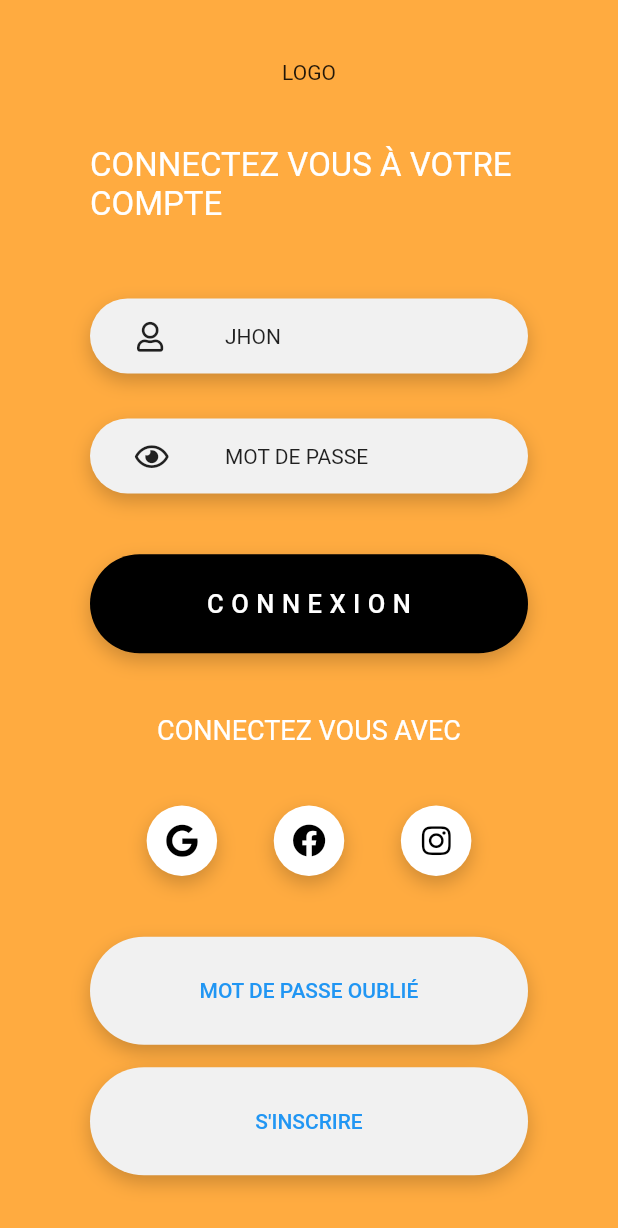
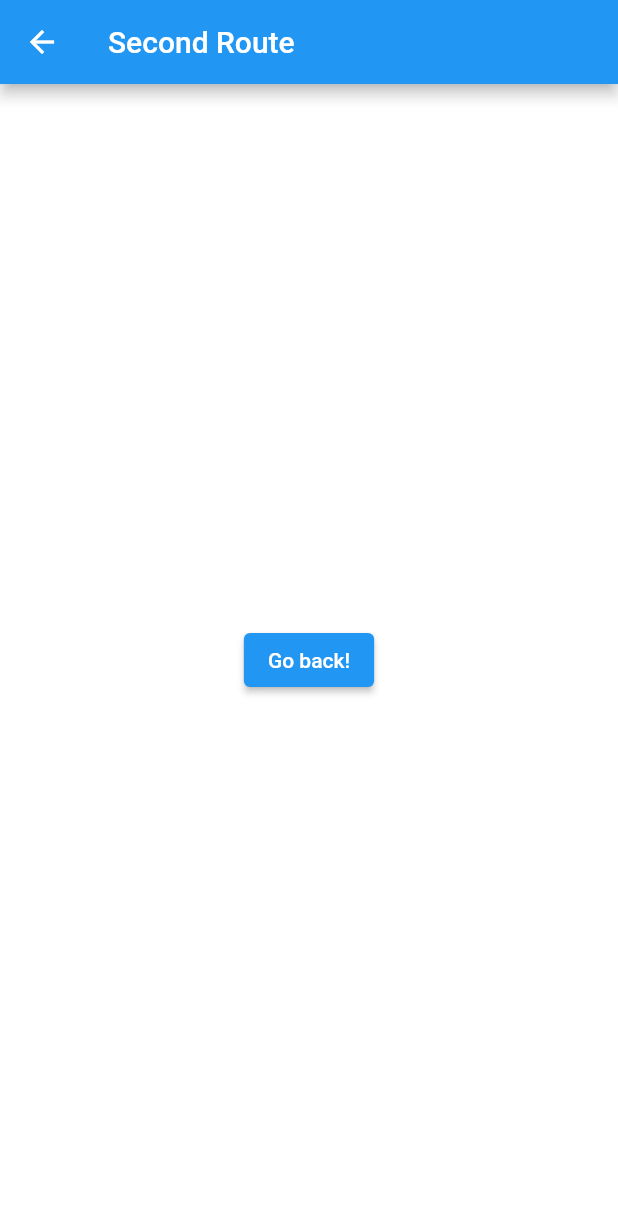
Before and after one commit to houdja/connexion, a Flutter app: the screen it shows after launch, after a tap on "CONNEXION", on a phone screen of 412 x 824 dp. Shown: the top 1228 px of the screen. Run offline on Flutter 3.47's test engine with Material 2 defaults, Android fonts, the phone set to English and light mode, and no system bars; our stand-ins replace font_awesome_flutter; Roboto replaces fonts that are missing (Maven Pro).

Commit message:
Creation d'un widget social pour genérer une icone de reseaux social + creation de la page inscription + création du fichier Mybutton.dart

```diff
--- /dev/null
+++ b/lib/Mybutton.dart
@@ -0,0 +1,49 @@
+import 'package:flutter/material.dart';
+
+class Mybutton extends StatelessWidget {
+  Color c;
+  Color c2;
+  String text;
+  double marge;
+  Widget route;
+
+  Mybutton(this.c, this.c2, this.text, this.marge, this.route);
+
+  @override
+  Widget build(BuildContext context) {
+    return Container(
+      margin: EdgeInsets.only(bottom: marge),
+      decoration: BoxDecoration(
+        color: c,
+        borderRadius: BorderRadius.circular(50),
+        boxShadow: [
+          BoxShadow(
+            color: Colors.black.withOpacity(0.2),
+            spreadRadius: 0,
+            blurRadius: 10,
+            offset: Offset(0, 5), // changes position of shadow
+          )
+        ],
+      ),
+      width: double.infinity,
+      child: TextButton(
+        onPressed: () {
+          Navigator.push(
+            context,
+            MaterialPageRoute(builder: (context) => route),
+          );
+        },
+        child: Padding(
+          padding: EdgeInsets.symmetric(vertical: 20),
+          child: Text(
+            text.toUpperCase(),
+            textAlign: TextAlign.center,
+            style: TextStyle(
+              color: c2,
+            ),
+          ),
+        ),
+      ),
+    );
+  }
+}
--- a/lib/main.dart
+++ b/lib/main.dart
@@ -2,6 +2,7 @@ import 'package:flutter/cupertino.dart';
 import 'package:flutter/material.dart';
 import 'package:font_awesome_flutter/font_awesome_flutter.dart';
 import 'Myrow.dart';
+import 'Mybutton.dart';
 
 void main() {
   runApp(const MyApp());
@@ -16,7 +17,7 @@ class MyApp extends StatelessWidget {
       debugShowCheckedModeBanner: false,
       theme: ThemeData(
         fontFamily: 'Maven Pro',
-        scaffoldBackgroundColor: Colors.orangeAccent,
+        scaffoldBackgroundColor: Colors.white,
       ),
       home: Register(),
     );
@@ -31,6 +32,29 @@ class Register extends StatefulWidget {
 }
 
 class _RegisterState extends State<Register> {
+  Widget socialIcon(IconData i) {
+    return Container(
+      decoration: BoxDecoration(
+        borderRadius: BorderRadius.circular(50),
+        color: Color(0xfff1f1f1),
+        boxShadow: [
+          BoxShadow(
+            color: Colors.black.withOpacity(0.3),
+            spreadRadius: 0,
+            blurRadius: 10,
+            offset: Offset(0, 5), // changes position of shadow
+          )
+        ],
+      ),
+      padding: EdgeInsets.all(12.5),
+      child: Icon(
+        i,
+        color: Colors.black,
+        size: 22,
+      ),
+    );
+  }
+
   @override
   Widget build(BuildContext context) {
     return Scaffold(
@@ -49,7 +73,7 @@ class _RegisterState extends State<Register> {
                     'Connectez vous à votre compte'.toUpperCase(),
                     style: TextStyle(
                       fontSize: 22,
-                      color: Colors.white,
+                      color: Colors.black,
                     ),
                   ),
                 ),
@@ -57,167 +81,36 @@ class _RegisterState extends State<Register> {
                 Myrow(FontAwesomeIcons.eye, 'Mot de passe'),
               ],
             ),
-            Container(
-              decoration: BoxDecoration(
-                color: Colors.black,
-                borderRadius: BorderRadius.circular(50),
-                boxShadow: [
-                  BoxShadow(
-                    color: Colors.black.withOpacity(0.2),
-                    spreadRadius: 0,
-                    blurRadius: 10,
-                    offset: Offset(0, 5), // changes position of shadow
-                  ),
-                ],
-              ),
-              width: double.infinity,
-              child: TextButton(
-                onPressed: () {},
-                child: Padding(
-                  padding: const EdgeInsets.symmetric(vertical: 15),
-                  child: Text(
-                    'connexion'.toUpperCase(),
-                    style: TextStyle(
-                      color: Colors.white,
-                      letterSpacing: 5,
-                      fontSize: 17,
-                    ),
-                  ),
-                ),
-              ),
-            ),
+            Mybutton(Colors.deepOrangeAccent, Color(0xfff1f1f1), "Connexion", 0,
+                Inscription()),
             Column(
               children: [
                 Container(
-                  margin: EdgeInsets.only(bottom: 40),
+                  margin: EdgeInsets.only(bottom: 30),
                   child: Text(
                     'Connectez vous avec'.toUpperCase(),
                     style: TextStyle(
                       fontSize: 18,
-                      color: Colors.white,
+                      color: Colors.black,
                     ),
                   ),
                 ),
                 Row(
                   mainAxisAlignment: MainAxisAlignment.spaceEvenly,
                   children: [
-                    Container(
-                      decoration: BoxDecoration(
-                        borderRadius: BorderRadius.circular(50),
-                        color: Colors.white,
-                        boxShadow: [
-                          BoxShadow(
-                            color: Colors.black.withOpacity(0.2),
-                            spreadRadius: 0,
-                            blurRadius: 10,
-                            offset: Offset(0, 5), // changes position of shadow
-                          )
-                        ],
-                      ),
-                      padding: EdgeInsets.all(12.5),
-                      child: Icon(
-                        FontAwesomeIcons.google,
-                        color: Colors.black,
-                        size: 22,
-                      ),
-                    ),
-                    Container(
-                      decoration: BoxDecoration(
-                        borderRadius: BorderRadius.circular(50),
-                        color: Colors.white,
-                        boxShadow: [
-                          BoxShadow(
-                            color: Colors.black.withOpacity(0.2),
-                            spreadRadius: 0,
-                            blurRadius: 10,
-                            offset: Offset(0, 5), // changes position of shadow
-                          )
-                        ],
-                      ),
-                      padding: EdgeInsets.all(12.5),
-                      child: Icon(
-                        FontAwesomeIcons.facebook,
-                        color: Colors.black,
-                        size: 22,
-                      ),
-                    ),
-                    Container(
-                      decoration: BoxDecoration(
-                        borderRadius: BorderRadius.circular(50),
-                        color: Colors.white,
-                        boxShadow: [
-                          BoxShadow(
-                            color: Colors.black.withOpacity(0.2),
-                            spreadRadius: 0,
-                            blurRadius: 10,
-                            offset: Offset(0, 5), // changes position of shadow
-                          )
-                        ],
-                      ),
-                      padding: EdgeInsets.all(12.5),
-                      child: Icon(
-                        FontAwesomeIcons.instagram,
-                        size: 22,
-                        color: Colors.black,
-                      ),
-                    ),
+                    socialIcon(FontAwesomeIcons.google),
+                    socialIcon(FontAwesomeIcons.facebook),
+                    socialIcon(FontAwesomeIcons.instagram),
                   ],
                 )
               ],
             ),
             Column(
               children: [
-                Container(
-                  decoration: BoxDecoration(
-                    borderRadius: BorderRadius.circular(50),
-                    color: Color(0xfff1f1f1),
-                    boxShadow: [
-                      BoxShadow(
-                        color: Colors.black.withOpacity(0.2),
-                        spreadRadius: 0,
-                        blurRadius: 10,
-                        offset: Offset(0, 5), // changes position of shadow
-                      )
-                    ],
-                  ),
-                  width: double.infinity,
-                  margin: EdgeInsets.only(bottom: 15),
-                  child: TextButton(
-                    onPressed: () {},
-                    child: Padding(
-                      padding: EdgeInsets.symmetric(vertical: 20),
-                      child: Text(
-                        'Mot de passe oublié'.toUpperCase(),
-                        textAlign: TextAlign.center,
-                      ),
-                    ),
-                  ),
-                ),
-                Container(
-                  decoration: BoxDecoration(
-                    color: Color(0xfff1f1f1),
-                    borderRadius: BorderRadius.circular(50),
-                    boxShadow: [
-                      BoxShadow(
-                        color: Colors.black.withOpacity(0.2),
-                        spreadRadius: 0,
-                        blurRadius: 10,
-                        offset: Offset(0, 5), // changes position of shadow
-                      )
-                    ],
-                  ),
-                  width: double.infinity,
-                  child: TextButton(
-                    onPressed: () {},
-                    child: Padding(
-                      padding: EdgeInsets.symmetric(vertical: 20),
-                      child: Text(
-                        "S'inscrire".toUpperCase(),
-                        textAlign: TextAlign.center,
-                      ),
-                    ),
-                  ),
-                ),
+                Mybutton(Colors.deepOrangeAccent, Colors.white,
+                    "Mot de passe oublié", 20, Inscription()),
+                Mybutton(Colors.deepOrangeAccent, Colors.white, "S'inscrire", 0,
+                    Inscription()),
               ],
             )
           ],
@@ -226,3 +119,24 @@ class _RegisterState extends State<Register> {
     );
   }
 }
+
+class Inscription extends StatelessWidget {
+  const Inscription({Key? key}) : super(key: key);
+
+  @override
+  Widget build(BuildContext context) {
+    return Scaffold(
+      appBar: AppBar(
+        title: const Text('Second Route'),
+      ),
+      body: Center(
+        child: ElevatedButton(
+          onPressed: () {
+            Navigator.pop(context);
+          },
+          child: const Text('Go back!'),
+        ),
+      ),
+    );
+  }
+}
--- a/pubspec.yaml
+++ b/pubspec.yaml
@@ -48,7 +48,7 @@ dev_dependencies:
   flutter_lints: ^1.0.0
 
 # For information on the generic Dart part of this file, see the
-# following page: https://dart.dev/tools/pub/pubspec
+# following pages: https://dart.dev/tools/pub/pubspec
 
 # The following section is specific to Flutter.
 flutter:
```
Also changed, not shown: lib/pages/inscription.dart (added).
